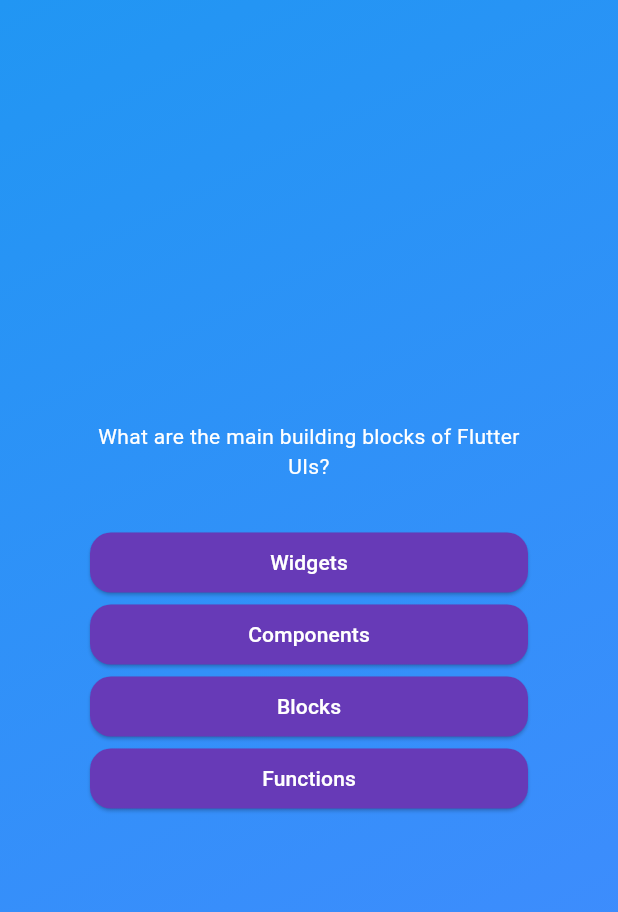
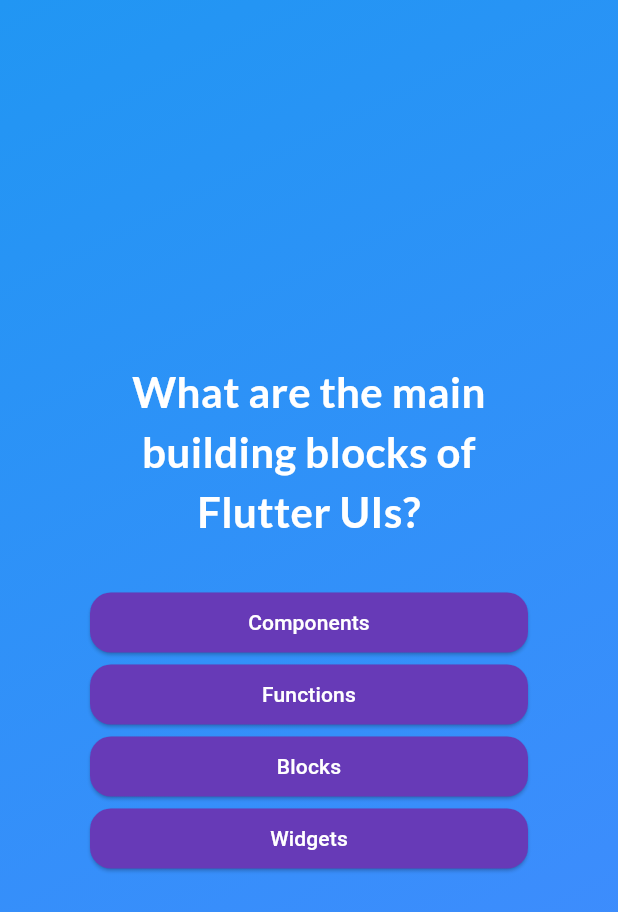
Before and after one commit to Hassaan29632/quizapp, a Flutter app: the screen it shows after launch, after a tap on "start app", on a phone screen of 412 x 824 dp. Shown: the top 912 px of the screen. Run offline on Flutter 3.47's test engine with Material 3 defaults, Android fonts, the phone set to English and light mode, and no system bars; our stand-ins replace google_fonts.

Commit message:
added list to display all questions and string answers in a list

```diff
--- a/lib/Models/quiz_questions.dart
+++ b/lib/Models/quiz_questions.dart
@@ -3,4 +3,11 @@ class QuizQuestions {
 
   final String text;
   final List<String> answers;
+
+  List<String> getshuffledanswers ()
+  {
+    final shufflelist = List.of(answers);
+    shufflelist.shuffle();
+    return shufflelist;
+  }
 }
--- a/lib/answer_button.dart
+++ b/lib/answer_button.dart
@@ -19,7 +19,7 @@ class answerbutton extends StatelessWidget {
         foregroundColor: Colors.white,
         shape: RoundedRectangleBorder(borderRadius: BorderRadius.circular(14))
       ),
-      child: Text(answer),
+      child: Text(answer, textAlign: TextAlign.center,),
     );
   }
 }
--- a/lib/questions_screen.dart
+++ b/lib/questions_screen.dart
@@ -1,9 +1,12 @@
 import 'package:flutter/material.dart';
+import 'package:google_fonts/google_fonts.dart';
 import 'package:quiz_app/answer_button.dart';
 import 'package:quiz_app/Data/questions.dart';
 
 class questionsscreen extends StatefulWidget {
-  const questionsscreen({super.key});
+  const questionsscreen({super.key, required this.onSelectAnswer});
+
+  final void Function(String answer) onSelectAnswer;
 
   @override
   State<questionsscreen> createState() {
@@ -12,9 +15,18 @@ class questionsscreen extends StatefulWidget {
 }
 
 class _questionsState extends State<questionsscreen> {
+  var currentQuestionindex = 0;
+
+  void answerquestion(String selectedanswer) {
+    widget.onSelectAnswer(selectedanswer);
+    setState(() {
+      currentQuestionindex++;
+    });
+  }
+
   @override
   Widget build(context) {
-    final currentQuestion = questions[0];
+    final currentQuestion = questions[currentQuestionindex];
 
     return SizedBox(
       width: double.infinity,
@@ -27,14 +39,23 @@ class _questionsState extends State<questionsscreen> {
           children: [
             Text(
               currentQuestion.text,
-              style: TextStyle(color: Colors.white),
+              style: GoogleFonts.lato(
+                color: Colors.white,
+                fontSize: 28,
+                fontWeight: FontWeight.bold,
+              ),
               textAlign: TextAlign.center,
             ),
             SizedBox(height: 30),
 
             //it will dynamically add options according to the answers options provided in answer file
-            ...currentQuestion.answers.map((answers) {
-              return answerbutton(answer: answers, ontap: () {});
+            ...currentQuestion.getshuffledanswers().map((answers) {
+              return answerbutton(
+                answer: answers,
+                ontap: () {
+                  answerquestion(answers);
+                },
+              );
             }),
           ],
         ),
--- a/lib/quiz.dart
+++ b/lib/quiz.dart
@@ -1,6 +1,7 @@
 import 'package:flutter/material.dart';
 import 'package:quiz_app/start_screen.dart';
 import 'package:quiz_app/questions_screen.dart';
+import 'package:quiz_app/Data/questions.dart';
 
 class Quiz extends StatefulWidget {
   Quiz({super.key});
@@ -13,6 +14,7 @@ class Quiz extends StatefulWidget {
 
 class _Quizstate extends State<Quiz> {
   var activescreen = 'active screen';
+  List<String> selectedAnswers = [];
 
   // when object is initialized in class
 
@@ -23,6 +25,17 @@ class _Quizstate extends State<Quiz> {
       activescreen = 'questionsscreen';
     });
   }
+    void choosedanswers(answers)
+    {
+    selectedAnswers.add(answers);
+
+    if(selectedAnswers.length == questions.length) {
+      setState(() {
+        selectedAnswers= [];
+        activescreen = 'active screen';
+      });
+    }
+  }
 
   @override
   Widget build(context) {
@@ -30,7 +43,7 @@ class _Quizstate extends State<Quiz> {
     Widget screen = startscreen(switchscreen);
 
     if (activescreen == 'questionsscreen') {
-      screen = questionsscreen();
+      screen = questionsscreen(onSelectAnswer: choosedanswers);
     }
     return MaterialApp(
       home: Scaffold(
--- a/lib/start_screen.dart
+++ b/lib/start_screen.dart
@@ -1,7 +1,7 @@
 import 'package:flutter/material.dart';
 import 'package:quiz_app/questions_screen.dart';
 import 'package:quiz_app/quiz.dart';
-
+import 'package:google_fonts/google_fonts.dart';
 class startscreen extends StatelessWidget {
   const startscreen(this.startquiz, {super.key});
 
@@ -17,9 +17,11 @@ class startscreen extends StatelessWidget {
           //   opacity: 0.6,
           //      child:
           Image.asset('assets/images/dartq.png', width: 200),
-          const Text(
+          Text(
             "Flutter Quiz App",
-            style: TextStyle(color: Colors.white, fontSize: 20),
+            style: GoogleFonts.lato(
+                color: Colors.white, fontSize: 20
+            ),
           ),
           SizedBox(height: 20),
           OutlinedButton.icon(
--- a/pubspec.yaml
+++ b/pubspec.yaml
@@ -34,6 +34,7 @@ dependencies:
   # The following adds the Cupertino Icons font to your application.
   # Use with the CupertinoIcons class for iOS style icons.
   cupertino_icons: ^1.0.8
+  google_fonts: ^6.3.0
 
 dev_dependencies:
   flutter_test:
```
Also changed, not shown: pubspec.lock.
